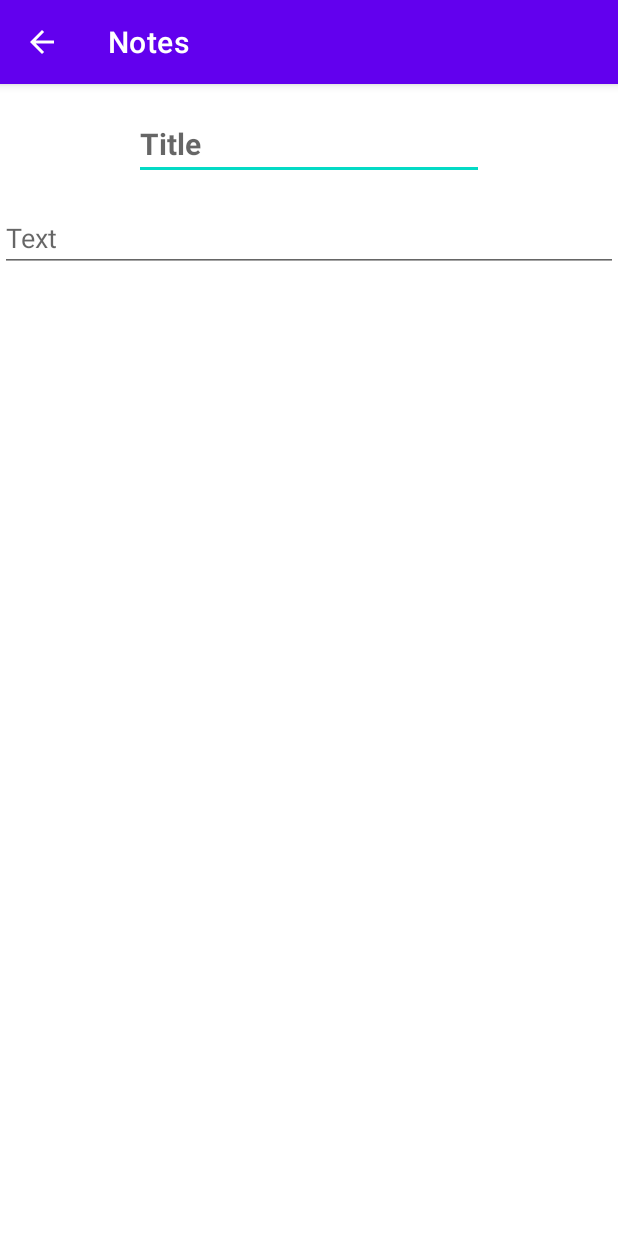
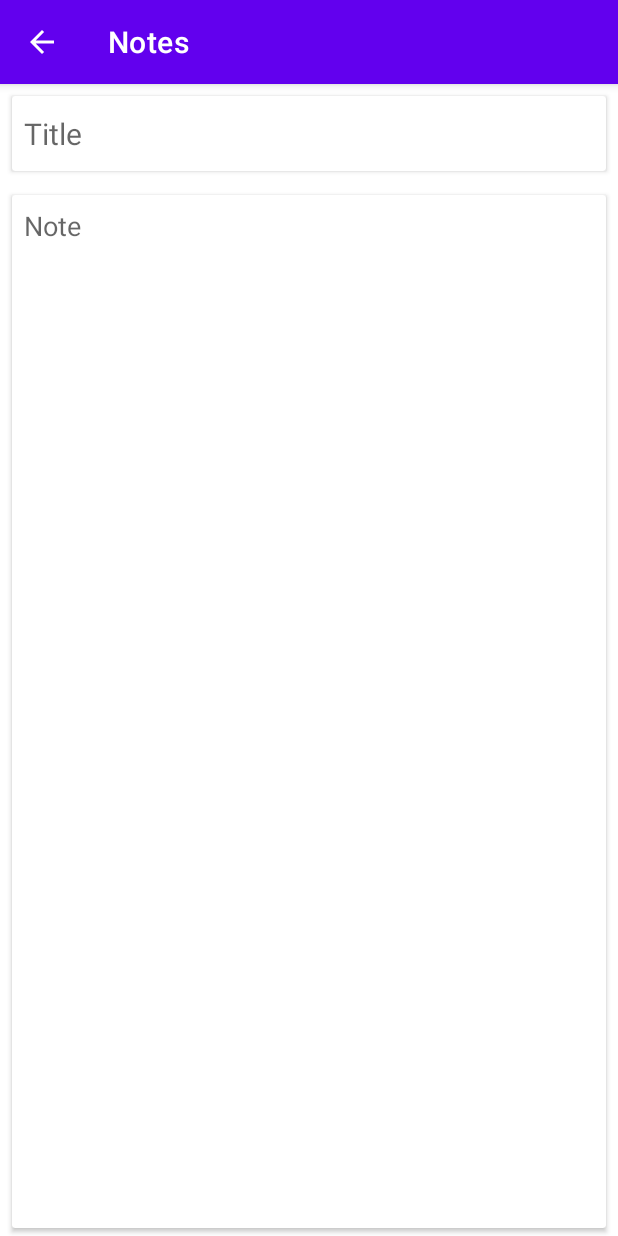
Before and after one commit to kindeev63/Notes, an Android app: the NoteActivity screen opened directly, with no data from a screen before it, on a phone screen of 412 x 824 dp. Run offline under Robolectric (Android 15) with nearby library versions, the phone set to English and light mode, and no system bars.

Commit message:
Improving the design and adding a date

```diff
--- a/app/src/main/java/com/kindeev/notes/CategoriesAdapter.kt
+++ b/app/src/main/java/com/kindeev/notes/CategoriesAdapter.kt
@@ -15,6 +15,7 @@ class CategoriesAdapter(private val onItemClick: (category: Category, long: Bool
         private val binding = RcViewItemBinding.bind(view)
         fun bind(category: Category) = with(binding) {
             tTitle.text = category.name
+            tTime.visibility = View.GONE
         }
     }
 
--- a/app/src/main/java/com/kindeev/notes/MainActivity.kt
+++ b/app/src/main/java/com/kindeev/notes/MainActivity.kt
@@ -24,6 +24,8 @@ class MainActivity : AppCompatActivity() {
         super.onCreate(savedInstanceState)
         binding = ActivityMainBinding.inflate(layoutInflater)
         setContentView(binding.root)
+
+        supportActionBar?.title = resources.getString(R.string.all_notes)
 
         // Отключение автоматического включения темной темы
         AppCompatDelegate.setDefaultNightMode(AppCompatDelegate.MODE_NIGHT_NO)
--- a/app/src/main/java/com/kindeev/notes/NotesAdapter.kt
+++ b/app/src/main/java/com/kindeev/notes/NotesAdapter.kt
@@ -15,6 +15,7 @@ class NotesAdapter(private val onItemClick: (note: Note, long: Boolean) -> Unit)
         private val binding = RcViewItemBinding.bind(view)
         fun bind(note: Note) = with(binding) {
             tTitle.text = note.title
+            tTime.text = note.time
         }
     }
 
--- a/app/src/main/java/com/kindeev/notes/db/Note.kt
+++ b/app/src/main/java/com/kindeev/notes/db/Note.kt
@@ -14,5 +14,7 @@ data class Note(
     @ColumnInfo(name = "text")
     var text: String,
     @ColumnInfo(name = "categories")
-    var categories: String
+    var categories: String,
+    @ColumnInfo(name="time")
+    var time: String
 ): Serializable
--- a/app/src/main/res/layout/activity_note.xml
+++ b/app/src/main/res/layout/activity_note.xml
@@ -6,30 +6,79 @@
     android:layout_height="match_parent"
     tools:context=".NoteActivity">
 
+
+    <androidx.cardview.widget.CardView
+        android:id="@+id/cardView"
+        android:layout_width="0dp"
+        android:layout_height="50dp"
+        android:layout_marginStart="8dp"
+        android:layout_marginTop="8dp"
+        android:layout_marginEnd="8dp"
+        app:cardCornerRadius="2dp"
+        app:layout_constraintEnd_toEndOf="parent"
+        app:layout_constraintStart_toStartOf="parent"
+        app:layout_constraintTop_toTopOf="parent">
+
+        <androidx.constraintlayout.widget.ConstraintLayout
+            android:layout_width="match_parent"
+            android:layout_height="match_parent">
+
             <EditText
                 android:id="@+id/eNoteTitle"
-        android:layout_width="wrap_content"
-        android:layout_height="wrap_content"
-        android:layout_marginTop="16dp"
+                android:layout_width="0dp"
+                android:layout_height="0dp"
+                android:layout_marginStart="8dp"
+                android:layout_marginTop="8dp"
+                android:layout_marginEnd="8dp"
+                android:layout_marginBottom="8dp"
+                android:background="#00FFFFFF"
                 android:ems="10"
                 android:hint="@string/title"
                 android:inputType="textPersonName"
                 android:textSize="20sp"
-        android:textStyle="bold"
+                app:layout_constraintBottom_toBottomOf="parent"
                 app:layout_constraintEnd_toEndOf="parent"
                 app:layout_constraintStart_toStartOf="parent"
                 app:layout_constraintTop_toTopOf="parent" />
+        </androidx.constraintlayout.widget.ConstraintLayout>
+    </androidx.cardview.widget.CardView>
+
+    <androidx.cardview.widget.CardView
+        android:layout_width="0dp"
+        android:layout_height="0dp"
+        android:layout_marginStart="8dp"
+        android:layout_marginTop="16dp"
+        android:layout_marginEnd="8dp"
+        android:layout_marginBottom="5dp"
+        app:cardCornerRadius="2dp"
+        app:layout_constraintBottom_toBottomOf="parent"
+        app:layout_constraintEnd_toEndOf="parent"
+        app:layout_constraintStart_toStartOf="parent"
+        app:layout_constraintTop_toBottomOf="@+id/cardView">
+
+        <androidx.constraintlayout.widget.ConstraintLayout
+            android:layout_width="match_parent"
+            android:layout_height="match_parent">
 
             <EditText
                 android:id="@+id/eNoteText"
-        android:layout_width="0dp"
-        android:layout_height="wrap_content"
-        android:layout_marginTop="16dp"
+                android:layout_width="match_parent"
+                android:layout_height="match_parent"
+                android:layout_marginStart="8dp"
+                android:layout_marginTop="8dp"
+                android:layout_marginEnd="8dp"
+                android:layout_marginBottom="8dp"
+                android:background="#00FFFFFF"
                 android:ems="10"
                 android:gravity="start|top"
-        android:hint="@string/text"
+                android:hint="@string/note"
                 android:inputType="textMultiLine"
+                app:layout_constraintBottom_toBottomOf="parent"
                 app:layout_constraintEnd_toEndOf="parent"
                 app:layout_constraintStart_toStartOf="parent"
-        app:layout_constraintTop_toBottomOf="@+id/eNoteTitle" />
+                app:layout_constraintTop_toTopOf="parent" />
         </androidx.constraintlayout.widget.ConstraintLayout>
+
+    </androidx.cardview.widget.CardView>
+
+</androidx.constraintlayout.widget.ConstraintLayout>
--- a/app/src/main/res/values/strings.xml
+++ b/app/src/main/res/values/strings.xml
@@ -4,7 +4,6 @@
     <string name="categories">Categories</string>
     <string name="save">Save</string>
     <string name="title">Title</string>
-    <string name="text">Text</string>
     <string name="saved">Saved</string>
     <string name="cancel">Cancel</string>
     <string name="add">Add</string>
@@ -16,4 +15,5 @@
     <string name="delete_category">Delete category</string>
     <string name="delete">Delete</string>
     <string name="search">Search</string>
+    <string name="note">Note</string>
 </resources>
```
Also changed, not shown: app/src/main/java/com/kindeev/notes/NoteActivity.kt (+9 -1 lines), app/src/main/res/layout/category_item.xml (deleted, +0 -21 lines), app/src/main/res/layout/rc_view_item.xml (+22 -11 lines), 1 other file. Lines whose indentation alone changed are shown as unchanged.
